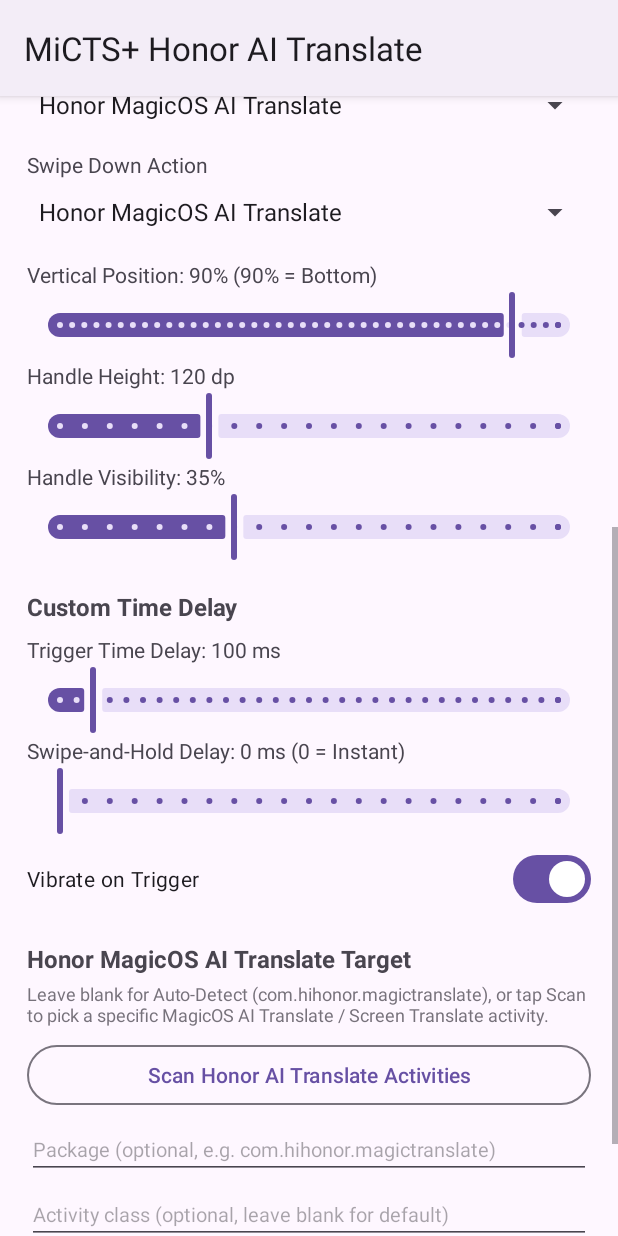
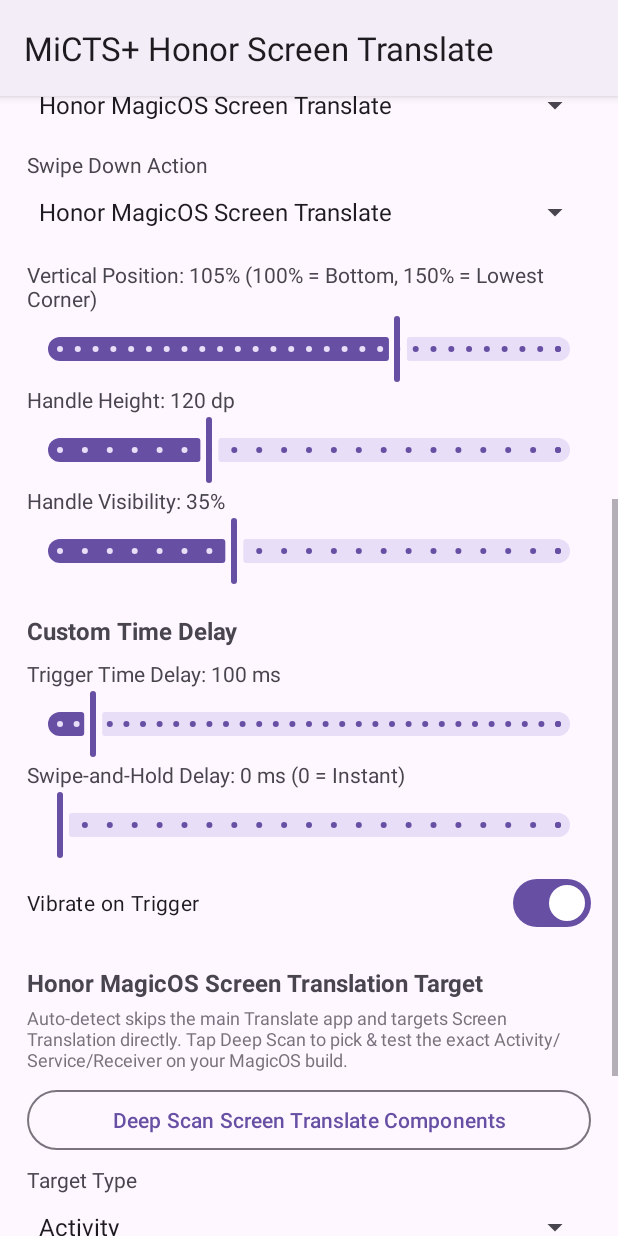
Before and after one commit to loctruonghuu/test, an Android app: the screen it shows after launch (MainActivity), scrolled down 532 dp, on a phone screen of 412 x 824 dp. Run offline under Robolectric (Android 15) with nearby library versions, the phone set to English and light mode, and no system bars; libraries missing offline, so code that uses them is left out: org.lsposed.hiddenapibypass; 1 statement that could not run was skipped.

Commit message:
Add files via upload

```diff
--- a/app/build.gradle.kts
+++ b/app/build.gradle.kts
@@ -11,8 +11,8 @@ android {
         applicationId = "com.zek.mictsplus"
         minSdk = 28
         targetSdk = 35
-        versionCode = 2
-        versionName = "2.0.0"
+        versionCode = 3
+        versionName = "3.0.0"
     }
 
     buildTypes {
--- a/app/src/main/java/com/zek/mictsplus/Prefs.kt
+++ b/app/src/main/java/com/zek/mictsplus/Prefs.kt
@@ -13,6 +13,10 @@ object Prefs {
     const val SIDE_RIGHT = 0
     const val SIDE_LEFT = 1
     const val SIDE_BOTH = 2
+
+    const val COMP_TYPE_ACTIVITY = "activity"
+    const val COMP_TYPE_SERVICE = "service"
+    const val COMP_TYPE_BROADCAST = "broadcast"
 
     private fun prefs(context: Context): SharedPreferences =
         context.getSharedPreferences(FILE_NAME, Context.MODE_PRIVATE)
@@ -32,30 +36,30 @@ object Prefs {
         prefs(context).edit().putInt("edge_side", side).apply()
     }
 
-    // Default: 90% (Bottom of the right screen)
+    // Default: 105% (Very bottom of the right screen; range 10..150%)
     fun getEdgeYPercent(context: Context): Int =
-        prefs(context).getInt("edge_y_percent", 90)
+        prefs(context).getInt("edge_y_percent", 105).coerceIn(10, 150)
 
     fun setEdgeYPercent(context: Context, percent: Int) {
-        prefs(context).edit().putInt("edge_y_percent", percent.coerceIn(10, 98)).apply()
+        prefs(context).edit().putInt("edge_y_percent", percent.coerceIn(10, 150)).apply()
     }
 
     fun getEdgeHeightDp(context: Context): Int =
-        prefs(context).getInt("edge_height_dp", 120)
+        prefs(context).getInt("edge_height_dp", 120).coerceIn(60, 260)
 
     fun setEdgeHeightDp(context: Context, dp: Int) {
         prefs(context).edit().putInt("edge_height_dp", dp.coerceIn(60, 260)).apply()
     }
 
     fun getEdgeWidthDp(context: Context): Int =
-        prefs(context).getInt("edge_width_dp", 20)
+        prefs(context).getInt("edge_width_dp", 20).coerceIn(10, 36)
 
     fun setEdgeWidthDp(context: Context, dp: Int) {
         prefs(context).edit().putInt("edge_width_dp", dp.coerceIn(10, 36)).apply()
     }
 
     fun getEdgeAlpha(context: Context): Int =
-        prefs(context).getInt("edge_alpha", 35)
+        prefs(context).getInt("edge_alpha", 35).coerceIn(0, 100)
 
     fun setEdgeAlpha(context: Context, alpha: Int) {
         prefs(context).edit().putInt("edge_alpha", alpha.coerceIn(0, 100)).apply()
@@ -63,8 +67,8 @@ object Prefs {
 
     // Default Gestures:
     // Swipe Inward -> Circle to Search
-    // Swipe Up -> Honor MagicOS AI Translate
-    // Swipe Down -> Honor MagicOS AI Translate
+    // Swipe Up -> Honor MagicOS Screen Translation
+    // Swipe Down -> Honor MagicOS Screen Translation
     fun getSwipeInAction(context: Context): String =
         prefs(context).getString("action_swipe_in", ACTION_CTS) ?: ACTION_CTS
 
@@ -88,7 +92,7 @@ object Prefs {
 
     // Custom time delay BEFORE firing the action after gesture is detected (0..1500 ms)
     fun getTriggerDelayMs(context: Context): Long =
-        prefs(context).getLong("trigger_delay_ms", 100L)
+        prefs(context).getLong("trigger_delay_ms", 100L).coerceIn(0L, 1500L)
 
     fun setTriggerDelayMs(context: Context, delayMs: Long) {
         prefs(context).edit().putLong("trigger_delay_ms", delayMs.coerceIn(0L, 1500L)).apply()
@@ -96,7 +100,7 @@ object Prefs {
 
     // Custom swipe-and-hold delay (0 = instant on swipe, >0 = must hold finger after swipe for X ms)
     fun getHoldDelayMs(context: Context): Long =
-        prefs(context).getLong("hold_delay_ms", 0L)
+        prefs(context).getLong("hold_delay_ms", 0L).coerceIn(0L, 1000L)
 
     fun setHoldDelayMs(context: Context, delayMs: Long) {
         prefs(context).edit().putLong("hold_delay_ms", delayMs.coerceIn(0L, 1000L)).apply()
@@ -109,7 +113,7 @@ object Prefs {
         prefs(context).edit().putBoolean("vibrate_enabled", enabled).apply()
     }
 
-    // Optional custom Honor AI Translate package & activity (auto-detected if blank)
+    // Honor Screen Translation target component (auto-detected if blank)
     fun getHonorTranslatePkg(context: Context): String =
         prefs(context).getString("honor_translate_pkg", "") ?: ""
 
@@ -117,10 +121,17 @@ object Prefs {
         prefs(context).edit().putString("honor_translate_pkg", pkgName.trim()).apply()
     }
 
-    fun getHonorTranslateActivity(context: Context): String =
+    fun getHonorTranslateClass(context: Context): String =
         prefs(context).getString("honor_translate_activity", "") ?: ""
 
-    fun setHonorTranslateActivity(context: Context, actName: String) {
-        prefs(context).edit().putString("honor_translate_activity", actName.trim()).apply()
+    fun setHonorTranslateClass(context: Context, className: String) {
+        prefs(context).edit().putString("honor_translate_activity", className.trim()).apply()
+    }
+
+    fun getHonorTranslateType(context: Context): String =
+        prefs(context).getString("honor_translate_type", COMP_TYPE_ACTIVITY) ?: COMP_TYPE_ACTIVITY
+
+    fun setHonorTranslateType(context: Context, type: String) {
+        prefs(context).edit().putString("honor_translate_type", type).apply()
     }
 }
--- a/app/src/main/java/com/zek/mictsplus/ui/MainActivity.kt
+++ b/app/src/main/java/com/zek/mictsplus/ui/MainActivity.kt
@@ -32,8 +32,14 @@ class MainActivity : AppCompatActivity() {
 
     private val actionEntries = listOf(
         "Circle to Search (MiCTS)" to Prefs.ACTION_CTS,
-        "Honor MagicOS AI Translate" to Prefs.ACTION_HONOR_TRANSLATE,
+        "Honor MagicOS Screen Translate" to Prefs.ACTION_HONOR_TRANSLATE,
         "None" to Prefs.ACTION_NONE
+    )
+
+    private val compTypeEntries = listOf(
+        "Activity" to Prefs.COMP_TYPE_ACTIVITY,
+        "Service" to Prefs.COMP_TYPE_SERVICE,
+        "Broadcast" to Prefs.COMP_TYPE_BROADCAST
     )
 
     private val notifPermLauncher = registerForActivityResult(
@@ -99,6 +105,14 @@ class MainActivity : AppCompatActivity() {
         binding.spinnerSwipeDown.setSelection(
             actionEntries.indexOfFirst { it.second == Prefs.getSwipeDownAction(this) }.coerceAtLeast(0)
         )
+
+        binding.spinnerCompType.adapter = ArrayAdapter(
+            this,
+            android.R.layout.simple_spinner_dropdown_item,
+            compTypeEntries.map { it.first }
+        )
+        val curTypeIdx = compTypeEntries.indexOfFirst { it.second == Prefs.getHonorTranslateType(this) }.coerceAtLeast(0)
+        binding.spinnerCompType.setSelection(curTypeIdx)
     }
 
     private fun setupControls() {
@@ -127,12 +141,11 @@ class MainActivity : AppCompatActivity() {
             }
         }
 
-        // Honor AI Translate custom component fields + scanner
         binding.editHonorPkg.setText(Prefs.getHonorTranslatePkg(this))
-        binding.editHonorAct.setText(Prefs.getHonorTranslateActivity(this))
+        binding.editHonorAct.setText(Prefs.getHonorTranslateClass(this))
 
         binding.btnScanHonorActivities.setOnClickListener {
-            val candidates = HonorTranslateTrigger.scanHonorTranslateActivities(this)
+            val candidates = HonorTranslateTrigger.scanHonorScreenTranslateComponents(this)
             if (candidates.isEmpty()) {
                 Toast.makeText(this, R.string.no_honor_activities_found, Toast.LENGTH_LONG).show()
                 return@setOnClickListener
@@ -143,25 +156,40 @@ class MainActivity : AppCompatActivity() {
                 .setItems(labels) { _, which ->
                     val chosen = candidates[which]
                     binding.editHonorPkg.setText(chosen.packageName)
-                    binding.editHonorAct.setText(chosen.activityName)
+                    binding.editHonorAct.setText(chosen.className)
+                    val typeIdx = compTypeEntries.indexOfFirst { it.second == chosen.type }.coerceAtLeast(0)
+                    binding.spinnerCompType.setSelection(typeIdx)
                     saveAllPreferences()
-                    Toast.makeText(this, "Selected: ${chosen.activityName.substringAfterLast('.')}", Toast.LENGTH_SHORT).show()
+                    // Immediately test the chosen Screen Translation component
+                    val ok = HonorTranslateTrigger.launchCandidate(
+                        this,
+                        chosen.packageName,
+                        chosen.className,
+                        chosen.type
+                    )
+                    val msg = if (ok) {
+                        "Saved & tested: ${chosen.className.substringAfterLast('.')}"
+                    } else {
+                        "Saved, but launch was blocked by MagicOS. Try another entry."
+                    }
+                    Toast.makeText(this, msg, Toast.LENGTH_SHORT).show()
                 }
                 .setNeutralButton(R.string.reset_auto) { _, _ ->
                     binding.editHonorPkg.setText("")
                     binding.editHonorAct.setText("")
+                    binding.spinnerCompType.setSelection(0)
                     saveAllPreferences()
                 }
                 .setNegativeButton(android.R.string.cancel, null)
                 .show()
         }
 
-        // Sliders with live labels
-        val initY = Prefs.getEdgeYPercent(this).toFloat()
-        val initHeight = Prefs.getEdgeHeightDp(this).toFloat()
-        val initAlpha = Prefs.getEdgeAlpha(this).toFloat()
-        val initTriggerDelay = Prefs.getTriggerDelayMs(this).toFloat()
-        val initHoldDelay = Prefs.getHoldDelayMs(this).toFloat()
+        // Sliders (Y position supports 10..150%)
+        val initY = Prefs.getEdgeYPercent(this).toFloat().coerceIn(10f, 150f)
+        val initHeight = Prefs.getEdgeHeightDp(this).toFloat().coerceIn(60f, 260f)
+        val initAlpha = Prefs.getEdgeAlpha(this).toFloat().coerceIn(0f, 100f)
+        val initTriggerDelay = Prefs.getTriggerDelayMs(this).toFloat().coerceIn(0f, 1500f)
+        val initHoldDelay = Prefs.getHoldDelayMs(this).toFloat().coerceIn(0f, 1000f)
 
         binding.sliderYPos.value = initY
         binding.sliderHeight.value = initHeight
@@ -222,7 +250,8 @@ class MainActivity : AppCompatActivity() {
         Prefs.setHoldDelayMs(this, binding.sliderHoldDelay.value.toLong())
         Prefs.setVibrateEnabled(this, binding.switchVibrate.isChecked)
         Prefs.setHonorTranslatePkg(this, binding.editHonorPkg.text?.toString() ?: "")
-        Prefs.setHonorTranslateActivity(this, binding.editHonorAct.text?.toString() ?: "")
+        Prefs.setHonorTranslateClass(this, binding.editHonorAct.text?.toString() ?: "")
+        Prefs.setHonorTranslateType(this, compTypeEntries[binding.spinnerCompType.selectedItemPosition].second)
     }
 
     private fun openOverlaySettings() {
--- a/app/src/main/res/layout/activity_main.xml
+++ b/app/src/main/res/layout/activity_main.xml
@@ -84,7 +84,7 @@
                 android:text="@string/set_google_assistant" />
         </LinearLayout>
 
-        <!-- Edge Screen Swipe (Bottom-Right Default) -->
+        <!-- Edge Screen Swipe (Bottom-Right up to 150%) -->
         <TextView
             android:layout_width="wrap_content"
             android:layout_height="wrap_content"
@@ -155,9 +155,9 @@
             android:id="@+id/sliderYPos"
             android:layout_width="match_parent"
             android:layout_height="wrap_content"
-            android:stepSize="2"
+            android:stepSize="5"
             android:valueFrom="10"
-            android:valueTo="98" />
+            android:valueTo="150" />
 
         <TextView
             android:id="@+id/tvHeightLabel"
@@ -232,7 +232,7 @@
             android:layout_marginTop="4dp"
             android:text="@string/vibrate_on_trigger" />
 
-        <!-- Honor MagicOS AI Translate Target -->
+        <!-- Honor MagicOS Screen Translation Target -->
         <TextView
             android:layout_width="wrap_content"
             android:layout_height="wrap_content"
@@ -257,11 +257,22 @@
             android:layout_marginTop="8dp"
             android:text="@string/scan_honor_activities" />
 
+        <TextView
+            android:layout_width="wrap_content"
+            android:layout_height="wrap_content"
+            android:layout_marginTop="6dp"
+            android:text="@string/component_type" />
+
+        <Spinner
+            android:id="@+id/spinnerCompType"
+            android:layout_width="match_parent"
+            android:layout_height="44dp" />
+
         <EditText
             android:id="@+id/editHonorPkg"
             android:layout_width="match_parent"
             android:layout_height="wrap_content"
-            android:layout_marginTop="6dp"
+            android:layout_marginTop="4dp"
             android:hint="@string/hint_honor_pkg"
             android:inputType="textNoSuggestions"
             android:textSize="13sp" />
--- a/app/src/main/res/values/strings.xml
+++ b/app/src/main/res/values/strings.xml
@@ -1,22 +1,22 @@
 <resources>
-    <string name="app_name">MiCTS+ Honor AI Translate</string>
-    <string name="app_subtitle">Circle to Search + Honor MagicOS AI Translate + Bottom-Right Edge Swipe (No Accessibility, No Dev Options)</string>
+    <string name="app_name">MiCTS+ Honor Screen Translate</string>
+    <string name="app_subtitle">Circle to Search + Honor MagicOS Screen Translation + Bottom-Right Edge Swipe (No Accessibility, No Dev Options)</string>
 
     <string name="test_cts">Circle to Search</string>
-    <string name="test_honor_translate">Honor AI Translate</string>
+    <string name="test_honor_translate">Screen Translate</string>
 
     <string name="section_setup">Setup (No Accessibility / No Dev Options)</string>
     <string name="grant_overlay">Grant Overlay</string>
     <string name="overlay_granted">Overlay Granted ✓</string>
     <string name="set_google_assistant">Default Assistant</string>
 
-    <string name="section_edge_swipe">Edge Screen Swipe (Bottom-Right Default)</string>
+    <string name="section_edge_swipe">Edge Screen Swipe (Bottom-Right up to 150%)</string>
     <string name="enable_edge_swipe">Enable Edge Swipe Handle</string>
     <string name="edge_side">Handle Side</string>
     <string name="swipe_in_action">Swipe Inward Action</string>
     <string name="swipe_up_action">Swipe Up Action</string>
     <string name="swipe_down_action">Swipe Down Action</string>
-    <string name="edge_y_pos_fmt">Vertical Position: %1$d%% (90%% = Bottom)</string>
+    <string name="edge_y_pos_fmt">Vertical Position: %1$d%% (100%% = Bottom, 150%% = Lowest Corner)</string>
     <string name="edge_height_fmt">Handle Height: %1$d dp</string>
     <string name="edge_opacity_fmt">Handle Visibility: %1$d%%</string>
 
@@ -25,28 +25,29 @@
     <string name="hold_delay_fmt">Swipe-and-Hold Delay: %1$d ms (0 = Instant)</string>
     <string name="vibrate_on_trigger">Vibrate on Trigger</string>
 
-    <string name="section_honor_translate">Honor MagicOS AI Translate Target</string>
-    <string name="honor_translate_hint">Leave blank for Auto-Detect (com.hihonor.magictranslate), or tap Scan to pick a specific MagicOS AI Translate / Screen Translate activity.</string>
-    <string name="scan_honor_activities">Scan Honor AI Translate Activities</string>
+    <string name="section_honor_translate">Honor MagicOS Screen Translation Target</string>
+    <string name="honor_translate_hint">Auto-detect skips the main Translate app and targets Screen Translation directly. Tap Deep Scan to pick &amp; test the exact Activity/Service/Receiver on your MagicOS build.</string>
+    <string name="scan_honor_activities">Deep Scan Screen Translate Components</string>
+    <string name="component_type">Target Type</string>
     <string name="hint_honor_pkg">Package (optional, e.g. com.hihonor.magictranslate)</string>
-    <string name="hint_honor_act">Activity class (optional, leave blank for default)</string>
-    <string name="pick_honor_activity_title">Select Honor AI Translate Activity</string>
+    <string name="hint_honor_act">Class name (Screen Translation Activity / Service / Receiver)</string>
+    <string name="pick_honor_activity_title">Pick &amp; Test Screen Translate Component</string>
     <string name="reset_auto">Reset to Auto</string>
-    <string name="no_honor_activities_found">No exported Honor AI Translate activities found. Try typing the package name manually.</string>
+    <string name="no_honor_activities_found">No exported Honor Screen Translate components found.</string>
 
     <string name="save_apply">Save &amp; Apply</string>
 
     <string name="tile_cts">Circle to Search</string>
-    <string name="tile_translate">Honor AI Translate</string>
+    <string name="tile_translate">Screen Translate</string>
     <string name="shortcut_cts">Circle to Search</string>
-    <string name="shortcut_translate">Honor AI Translate</string>
+    <string name="shortcut_translate">Screen Translate</string>
 
     <string name="edge_channel_name">Edge Swipe Service</string>
     <string name="edge_notif_title">Edge Swipe Active</string>
-    <string name="edge_notif_text">Swipe from the bottom-right edge for Circle to Search or Honor AI Translate</string>
+    <string name="edge_notif_text">Swipe from the bottom-right edge for Circle to Search or Honor Screen Translate</string>
 
     <string name="overlay_permission_required">Please grant "Display over other apps" permission first.</string>
     <string name="cts_trigger_failed">Trigger failed! Set Google as Default Digital Assistant.</string>
-    <string name="honor_translate_failed">Could not launch Honor AI Translate. Tap "Scan Honor AI Translate Activities" to select the exact activity on your MagicOS version.</string>
+    <string name="honor_translate_failed">Screen Translation component not auto-matched. Tap "Deep Scan Screen Translate Components" to pick the exact overlay entry on your MagicOS version.</string>
     <string name="settings_saved">Settings saved &amp; applied!</string>
 </resources>
--- a/settings.gradle.kts
+++ b/settings.gradle.kts
@@ -13,5 +13,5 @@ dependencyResolutionManagement {
     }
 }
 
-rootProject.name = "MiCTS-HonorTranslate-Edge"
+rootProject.name = "MiCTS-HonorScreenTranslate-Edge"
 include(":app")
```
Also changed, not shown: app/src/main/AndroidManifest.xml (+10 -7 lines), app/src/main/java/com/zek/mictsplus/edge/EdgeSwipeService.kt (+30 -9 lines), app/src/main/java/com/zek/mictsplus/honor/HonorTranslateTrigger.kt (+189 -76 lines), 1 other file.
